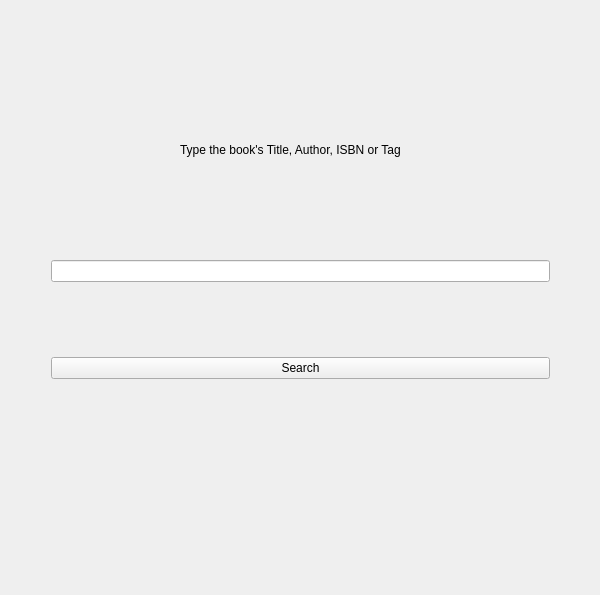
Above: Biblioteca/UserApp/SearchBook.ui from EchipaSMC/Biblioteca before the change. Below: the same form after it.
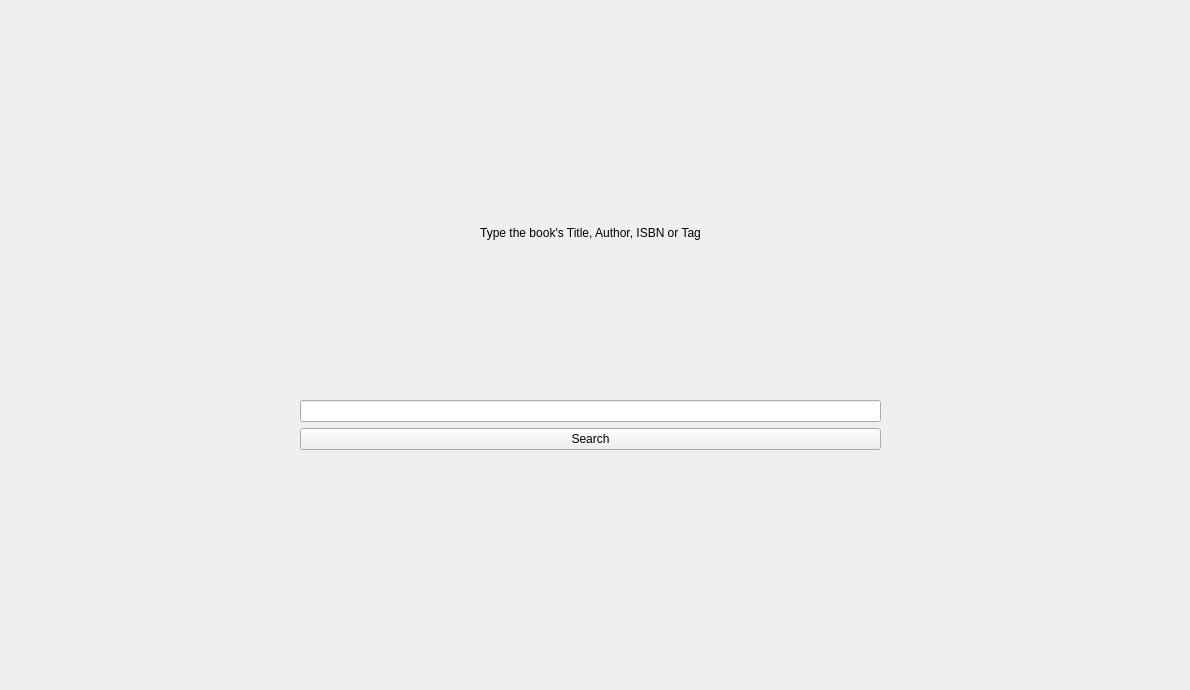
That is the form after the change.

Commit message:
Added search result widget + buttons implementation
The widget will only be visible after the user searches for a book

What changed in the file:
```diff
--- a/Biblioteca/UserApp/SearchBook.ui
+++ b/Biblioteca/UserApp/SearchBook.ui
@@ -6,8 +6,8 @@
    <rect>
     <x>0</x>
     <y>0</y>
-    <width>600</width>
-    <height>595</height>
+    <width>1190</width>
+    <height>690</height>
    </rect>
   </property>
   <property name="minimumSize">
@@ -25,13 +25,31 @@
   <widget class="QWidget" name="verticalLayoutWidget">
    <property name="geometry">
     <rect>
-     <x>40</x>
-     <y>180</y>
-     <width>521</width>
-     <height>281</height>
+     <x>0</x>
+     <y>60</y>
+     <width>1181</width>
+     <height>401</height>
     </rect>
    </property>
+   <layout class="QHBoxLayout" name="horizontalLayout_2">
+    <property name="leftMargin">
+     <number>300</number>
+    </property>
+    <property name="rightMargin">
+     <number>300</number>
+    </property>
+    <item>
    <layout class="QVBoxLayout" name="verticalLayout">
+      <item>
+       <widget class="QLabel" name="label">
+        <property name="text">
+         <string>Type the book's Title, Author, ISBN or Tag</string>
+        </property>
+        <property name="alignment">
+         <set>Qt::AlignCenter</set>
+        </property>
+       </widget>
+      </item>
     <item>
      <widget class="QLineEdit" name="searchInput"/>
     </item>
@@ -46,19 +64,8 @@
      <layout class="QHBoxLayout" name="horizontalLayout"/>
     </item>
    </layout>
-  </widget>
-  <widget class="QLabel" name="label">
-   <property name="geometry">
-    <rect>
-     <x>180</x>
-     <y>140</y>
-     <width>241</width>
-     <height>20</height>
-    </rect>
-   </property>
-   <property name="text">
-    <string>Type the book's Title, Author, ISBN or Tag</string>
-   </property>
+    </item>
+   </layout>
   </widget>
  </widget>
  <layoutdefault spacing="6" margin="11"/>
```
Left out of the diff: 2 changed lines with no effect on the pictures. Lines whose indentation alone changed are shown as unchanged. The commit also changes 11 other files.
